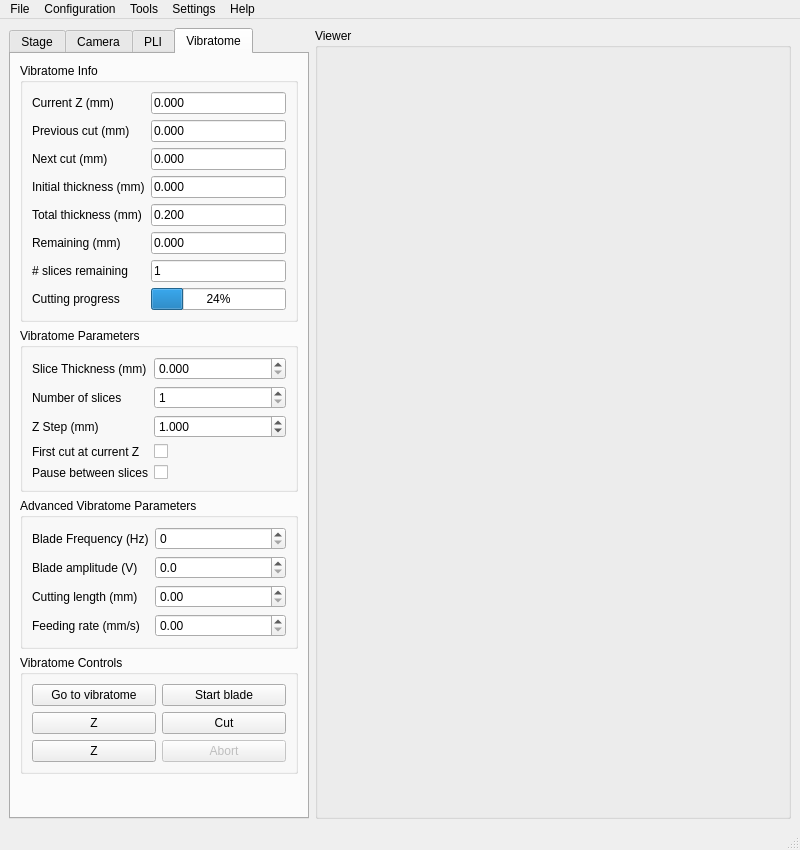
Old version of the form gui/form.ui in the repository linum-uqam/linum-microscopes.
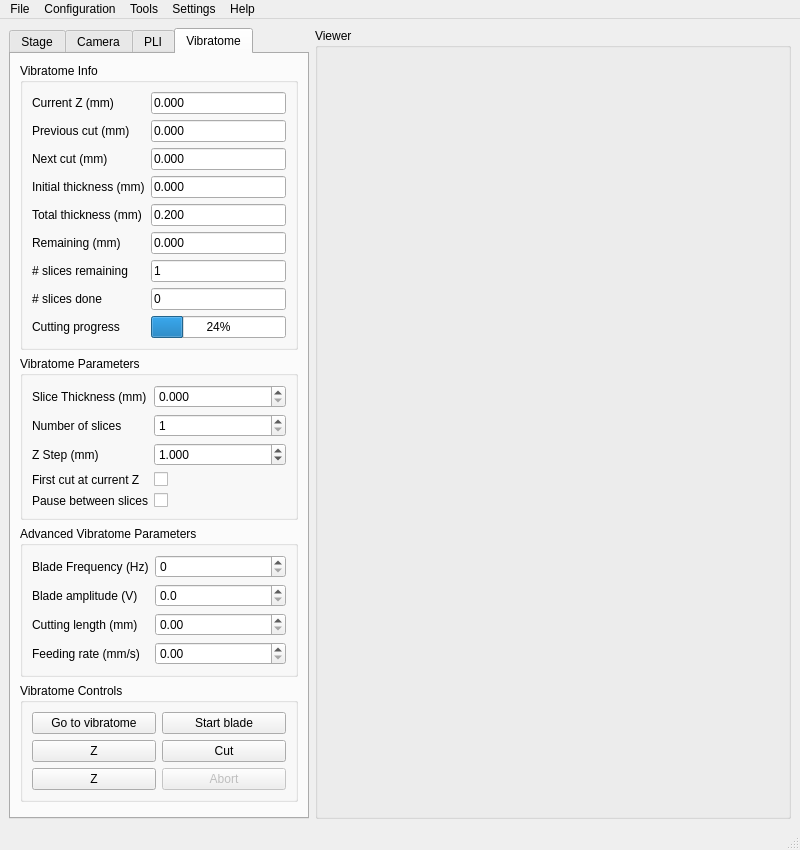
New version of the form. Icons and pictures are not drawn.

Commit message: Adding info about the nb of slices done

What changed in the file:
```diff
--- a/gui/form.ui
+++ b/gui/form.ui
@@ -705,20 +705,37 @@
              </property>
             </widget>
            </item>
-           <item row="7" column="1">
+           <item row="8" column="1">
             <widget class="QProgressBar" name="progressBar_vibratome_cutting">
              <property name="value">
               <number>24</number>
              </property>
             </widget>
            </item>
-           <item row="7" column="0">
+           <item row="8" column="0">
             <widget class="QLabel" name="label_5">
              <property name="text">
               <string>Cutting progress</string>
              </property>
             </widget>
            </item>
+           <item row="7" column="0">
+            <widget class="QLabel" name="label_27">
+             <property name="text">
+              <string># slices done</string>
+             </property>
+            </widget>
+           </item>
+           <item row="7" column="1">
+            <widget class="QLineEdit" name="lineEdit_vibratome_nSlicesDone">
+             <property name="text">
+              <string>0</string>
+             </property>
+             <property name="readOnly">
+              <bool>true</bool>
+             </property>
+            </widget>
+           </item>
           </layout>
          </widget>
         </item>
```
The commit also changes 2 other files.
